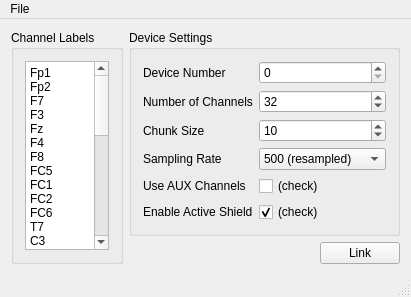
Above: Apps/BrainProducts/ActiChamp/mainwindow.ui from sccn/lsl_archived before the change. Below: the same form after it.
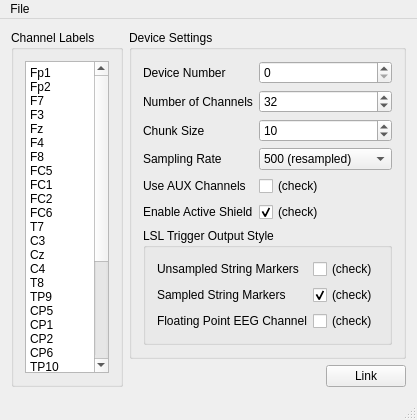
That is the form after the change.

Commit message: added trigger marker options

What changed in the file:
```diff
--- a/Apps/BrainProducts/ActiChamp/mainwindow.ui
+++ b/Apps/BrainProducts/ActiChamp/mainwindow.ui
@@ -6,8 +6,8 @@
    <rect>
     <x>0</x>
     <y>0</y>
-    <width>357</width>
-    <height>274</height>
+    <width>360</width>
+    <height>411</height>
    </rect>
   </property>
   <property name="windowTitle">
@@ -237,6 +237,72 @@
            </property>
           </widget>
          </item>
+         <item row="6" column="0" colspan="2">
+          <widget class="QGroupBox" name="groupBox_3">
+           <property name="title">
+            <string>LSL Trigger Output Style</string>
+           </property>
+           <layout class="QFormLayout" name="formLayout_2">
+            <property name="fieldGrowthPolicy">
+             <enum>QFormLayout::AllNonFixedFieldsGrow</enum>
+            </property>
+            <item row="0" column="0">
+             <widget class="QLabel" name="label_5">
+              <property name="text">
+               <string>Unsampled String Markers</string>
+              </property>
+             </widget>
+            </item>
+            <item row="1" column="0">
+             <widget class="QLabel" name="label_6">
+              <property name="text">
+               <string>Sampled String Markers</string>
+              </property>
+             </widget>
+            </item>
+            <item row="1" column="1">
+             <widget class="QCheckBox" name="sampledMarkers">
+              <property name="toolTip">
+               <string>&lt;html&gt;&lt;head/&gt;&lt;body&gt;&lt;p&gt;For an explanation of trigger marker types please read 'explanation_of_trigger_marker_types.pdf'.&lt;/p&gt;&lt;/body&gt;&lt;/html&gt;</string>
+              </property>
+              <property name="text">
+               <string>(check)</string>
+              </property>
+              <property name="checked">
+               <bool>true</bool>
+              </property>
+             </widget>
+            </item>
+            <item row="2" column="0">
+             <widget class="QLabel" name="label_9">
+              <property name="text">
+               <string>Floating Point EEG Channel</string>
+              </property>
+             </widget>
+            </item>
+            <item row="2" column="1">
+             <widget class="QCheckBox" name="sampledMarkersEEG">
+              <property name="toolTip">
+               <string>&lt;html&gt;&lt;head/&gt;&lt;body&gt;&lt;p&gt;For an explanation of trigger marker types please read 'explanation_of_trigger_marker_types.pdf'.&lt;/p&gt;&lt;/body&gt;&lt;/html&gt;</string>
+              </property>
+              <property name="text">
+               <string>(check)</string>
+              </property>
+             </widget>
+            </item>
+            <item row="0" column="1">
+             <widget class="QCheckBox" name="unsampledMarkers">
+              <property name="toolTip">
+               <string>&lt;html&gt;&lt;head/&gt;&lt;body&gt;&lt;p&gt;For an explanation of trigger marker types please read 'explanation_of_trigger_marker_types.pdf'.&lt;/p&gt;&lt;/body&gt;&lt;/html&gt;</string>
+              </property>
+              <property name="text">
+               <string>(check)</string>
+              </property>
+             </widget>
+            </item>
+           </layout>
+          </widget>
+         </item>
         </layout>
        </widget>
       </item>
@@ -286,8 +352,8 @@
     <rect>
      <x>0</x>
      <y>0</y>
-     <width>357</width>
-     <height>18</height>
+     <width>360</width>
+     <height>21</height>
     </rect>
    </property>
    <widget class="QMenu" name="menuFile">
```
Left out of the diff: 3 changed lines with no effect on the pictures. The commit also changes 7 other files.
